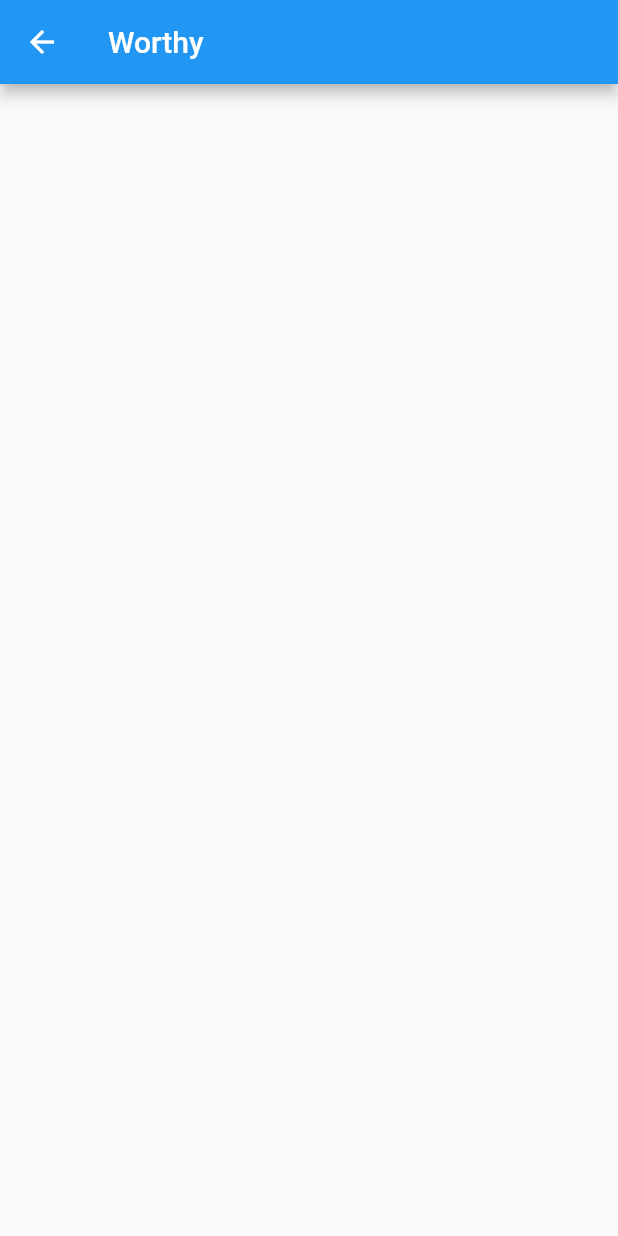
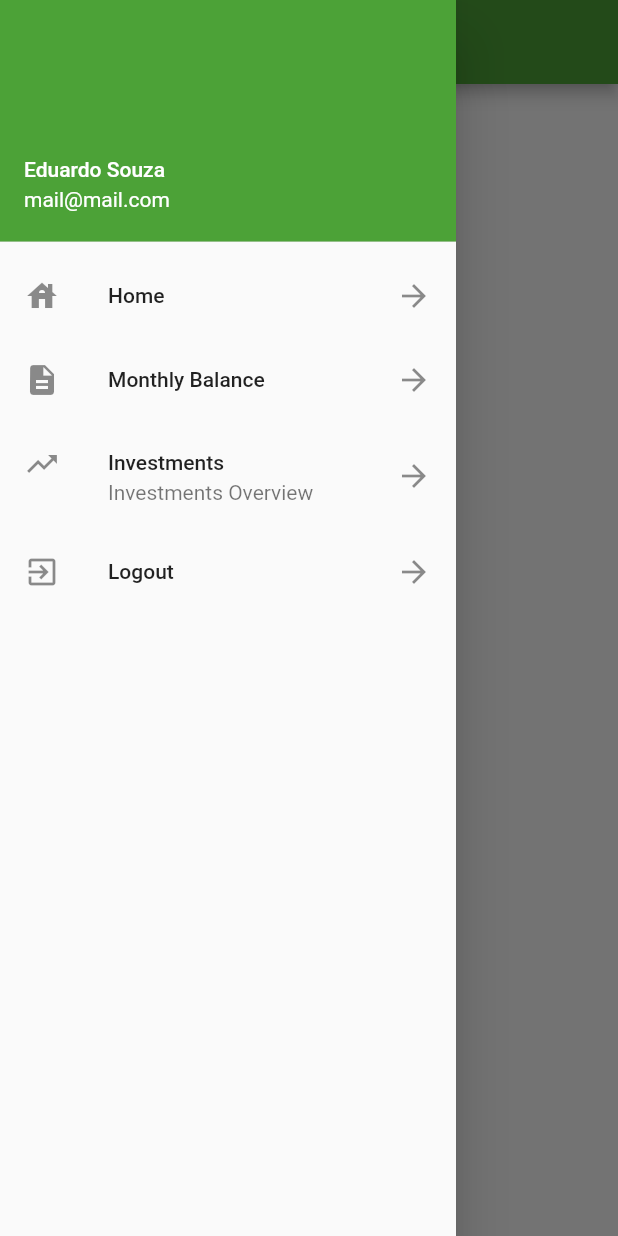
Before and after one commit to SouzaEduardoAC/worthy, a Flutter app: the HomeScreen screen opened directly, with the side drawer open (before the commit the screen has no drawer), on a phone screen of 412 x 824 dp. Run offline on Flutter 3.47's test engine with Material 2 defaults, Android fonts, the light colour scheme and no system bars; our stand-ins replace device_preview; missing offline and left inert: flutter_timer_countdown.

Commit message:
Add sidebar

```diff
--- a/lib/screens/home_screen.dart
+++ b/lib/screens/home_screen.dart
@@ -1,4 +1,5 @@
 import 'package:flutter/material.dart';
+import 'package:worthy/widgets/sidebar.dart';
 
 class HomeScreen extends StatefulWidget {
   const HomeScreen({super.key});
@@ -13,8 +14,10 @@ class _HomeScreenState extends State<HomeScreen> {
     return Scaffold(
       appBar: AppBar(
         title: Text('Worthy'),
+        backgroundColor: Color(0xFF4CA237),
       ),
       body: _body(),
+      drawer: Sidebar(),
     );
   }
 
--- /dev/null
+++ b/lib/widgets/sidebar.dart
@@ -0,0 +1,62 @@
+import 'package:flutter/material.dart';
+import 'package:worthy/screens/login_screen.dart';
+import 'package:worthy/utils/nav.dart';
+
+class Sidebar extends StatelessWidget {
+  const Sidebar({super.key});
+
+  @override
+  Widget build(BuildContext context) {
+    return SafeArea(
+        child: Drawer(
+          child: ListView(
+            children: <Widget>[
+              UserAccountsDrawerHeader(
+                accountName: Text("Eduardo Souza"),
+                accountEmail: Text("mail@mail.com"),
+                decoration: BoxDecoration(
+                  color: Color(0xFF4CA237)
+                ),
+              ),
+              ListTile(
+                leading: Icon(Icons.house),
+                title: Text('Home'),
+                trailing: Icon(Icons.arrow_forward),
+                onTap: () {
+                  print("Item 1");
+                  Navigator.pop(context);
+                },
+              ),
+              ListTile(
+                leading: Icon(Icons.description),
+                title: Text('Monthly Balance'),
+                trailing: Icon(Icons.arrow_forward),
+                onTap: () {
+                  print("Item 1");
+                  Navigator.pop(context);
+                },
+              ),
+              ListTile(
+                leading: Icon(Icons.trending_up),
+                title: Text('Investments'),
+                subtitle: Text('Investments Overview'),
+                trailing: Icon(Icons.arrow_forward),
+                onTap: () {
+                  print("Item 1");
+                  Navigator.pop(context);
+                },
+              ),
+              ListTile(
+                leading: Icon(Icons.exit_to_app),
+                title: Text('Logout'),
+                trailing: Icon(Icons.arrow_forward),
+                onTap: () {
+                  pushReplacement(context, LoginScreen(controller: PageController(initialPage: 0)));
+                },
+              )
+            ],
+          ),
+        )
+    );
+  }
+}
```
